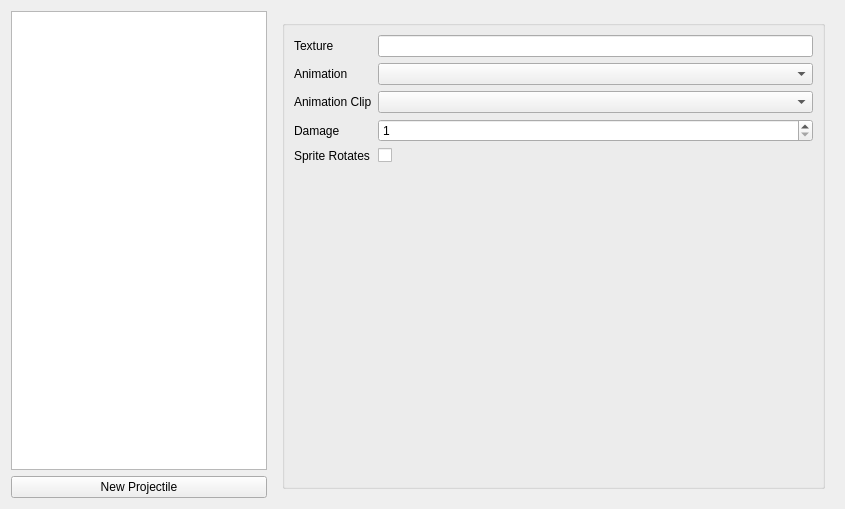
Before: the Qt Designer form tools/def_editor/ui/projectiles.ui in aleios/SpaceProjectDreamcast, drawn with Qt 5.
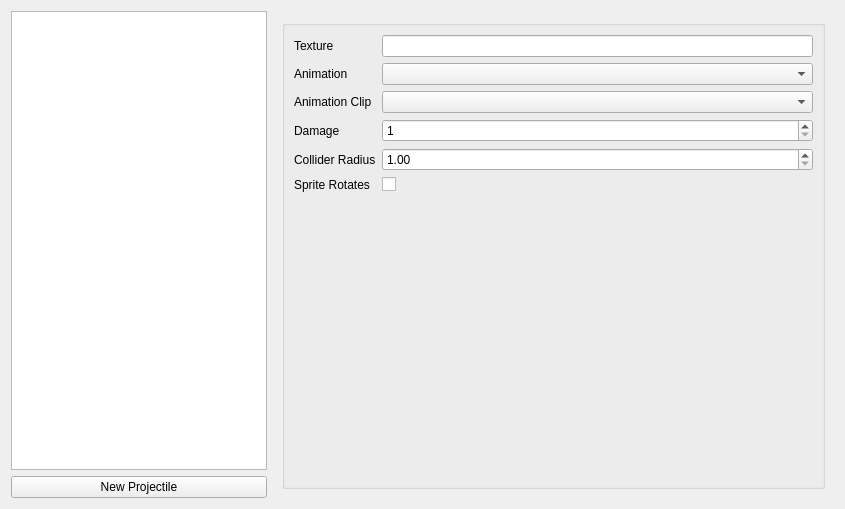
After: the same form once the commit is applied. The open tabs and pages were chosen to show the change.

Commit message: feat: Add projectile collider radius to ui and def

```diff
--- a/tools/def_editor/ui/projectiles.ui
+++ b/tools/def_editor/ui/projectiles.ui
@@ -140,20 +140,34 @@
             </property>
            </widget>
           </item>
-          <item row="4" column="0">
+          <item row="5" column="0">
            <widget class="QLabel" name="label_5">
             <property name="text">
              <string>Sprite Rotates</string>
             </property>
            </widget>
           </item>
-          <item row="4" column="1">
+          <item row="5" column="1">
            <widget class="QCheckBox" name="cboxRotates">
             <property name="text">
              <string/>
             </property>
            </widget>
           </item>
+          <item row="4" column="0">
+           <widget class="QLabel" name="label_7">
+            <property name="text">
+             <string>Collider Radius</string>
+            </property>
+           </widget>
+          </item>
+          <item row="4" column="1">
+           <widget class="QDoubleSpinBox" name="sbColliderRadius">
+            <property name="minimum">
+             <double>1.000000000000000</double>
+            </property>
+           </widget>
+          </item>
          </layout>
         </widget>
        </item>
```
The commit also changes 10 other files.
